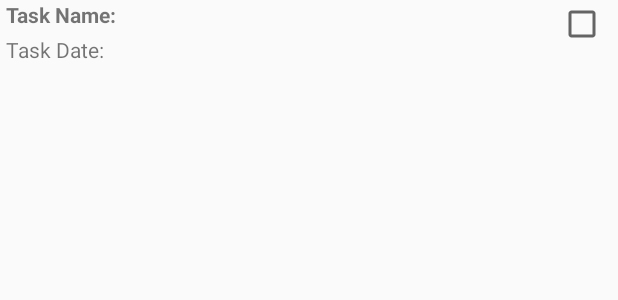
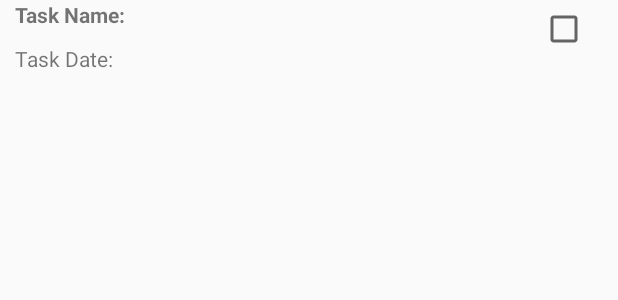
Before and after one commit to berkekocar/Android_Todo_List, an Android app: the layout custom_view.xml on its own in the app's theme, with its tools: preview values and no code run, on a phone screen of 412 x 824 dp. Shown: the top 300 px of the screen. Run offline under Robolectric (Android 15) with nearby library versions, the phone set to English and light mode, and no system bars.

Commit message:
Android Todo List

```diff
--- a/app/src/main/java/com/example/android_development_assignment_1/CustomAdapter.java
+++ b/app/src/main/java/com/example/android_development_assignment_1/CustomAdapter.java
@@ -70,7 +70,6 @@ public class CustomAdapter extends BaseAdapter {
         holder.tv_name.setText(al_items.get(position).getName());
         holder.tv_date.setText(al_items.get(position).getDate());
         holder.checkbox.setTag(al_items.get(position).getName());
-        //holder.checkbox.setChecked(al_items.get(position).getComplete());
 
         return convertView;
 
--- a/app/src/main/java/com/example/android_development_assignment_1/CustomTaskActivity.java
+++ b/app/src/main/java/com/example/android_development_assignment_1/CustomTaskActivity.java
@@ -1,4 +1,6 @@
 package com.example.android_development_assignment_1;
+
+
 
 import androidx.appcompat.app.AppCompatActivity;
 
@@ -28,8 +30,5 @@ public class CustomTaskActivity extends AppCompatActivity {
         btn = findViewById(R.id.btn);
 
 
-
-
-
     }
 }
--- a/app/src/main/res/layout/activity_custom_task.xml
+++ b/app/src/main/res/layout/activity_custom_task.xml
@@ -29,7 +29,7 @@
     <CalendarView
         android:id="@+id/cv_task_date"
         android:layout_width="match_parent"
-        android:layout_height="341dp"
+        android:layout_height="300dp"
         android:layout_below="@id/tv_task_date"
         android:layout_alignParentStart="true"
         android:layout_alignParentBottom="true"
--- a/app/src/main/res/layout/custom_view.xml
+++ b/app/src/main/res/layout/custom_view.xml
@@ -10,7 +10,7 @@
         android:gravity="center"
         android:layout_alignParentRight="true"
         android:layout_alignParentEnd="true"
-        android:padding="4dp"
+        android:padding="10dp"
         android:id="@+id/completed_checkbox"
         android:focusable="false"
         android:focusableInTouchMode="false"
@@ -22,8 +22,8 @@
         android:layout_height="wrap_content"
         android:layout_toStartOf="@id/completed_checkbox"
         android:layout_toLeftOf="@id/completed_checkbox"
-        android:paddingLeft="4dp"
-        android:paddingRight="4dp"
+        android:paddingLeft="10dp"
+        android:paddingRight="10dp"
         android:text="Task Name: "
         android:textStyle="bold" />
 
@@ -34,9 +34,9 @@
         android:layout_below="@id/task_name"
         android:layout_toStartOf="@id/completed_checkbox"
         android:layout_toLeftOf="@id/completed_checkbox"
-        android:paddingLeft="4dp"
-        android:paddingTop="4dp"
-        android:paddingRight="4dp"
+        android:paddingLeft="10dp"
+        android:paddingTop="10dp"
+        android:paddingRight="10dp"
         android:text="Task Date:" />
 
 
```
Also changed, not shown: app/src/main/java/com/example/android_development_assignment_1/MainActivity.java (+13 -5 lines), app/src/main/java/com/example/android_development_assignment_1/TaskActivity.java (+6 -11 lines), app/src/main/java/com/example/android_development_assignment_1/TaskItem.java (+5 -5 lines).
